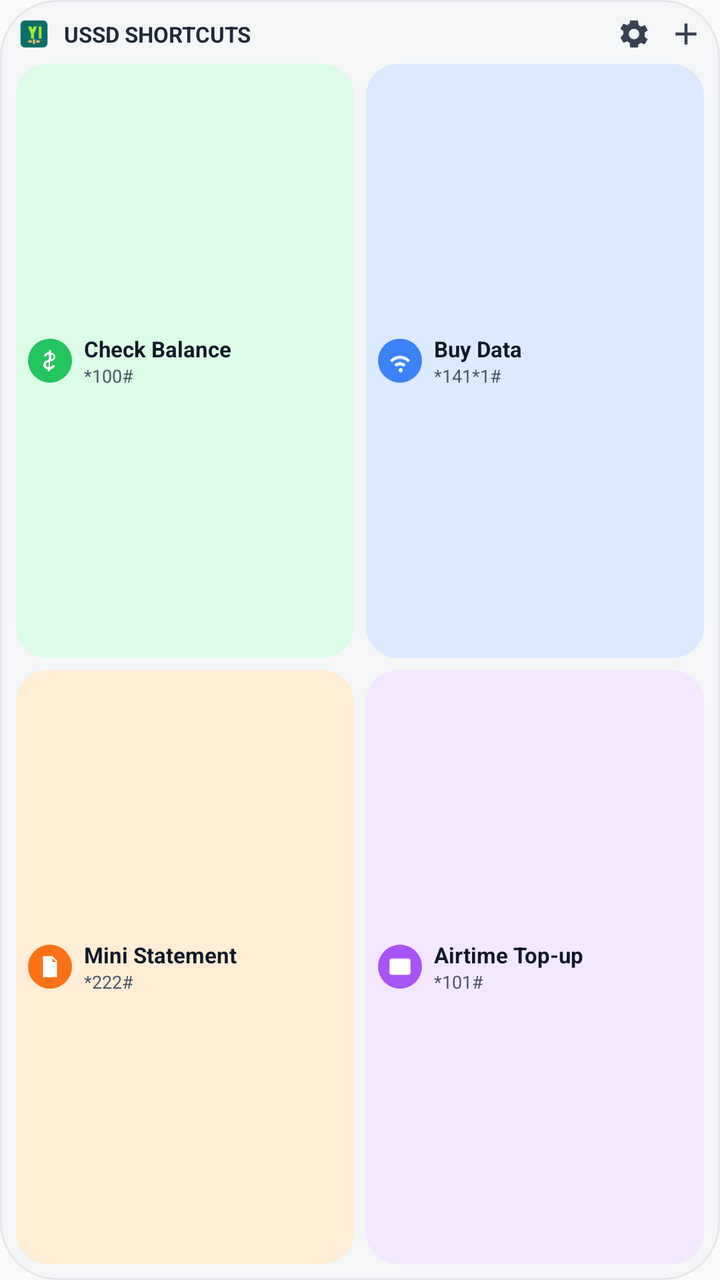
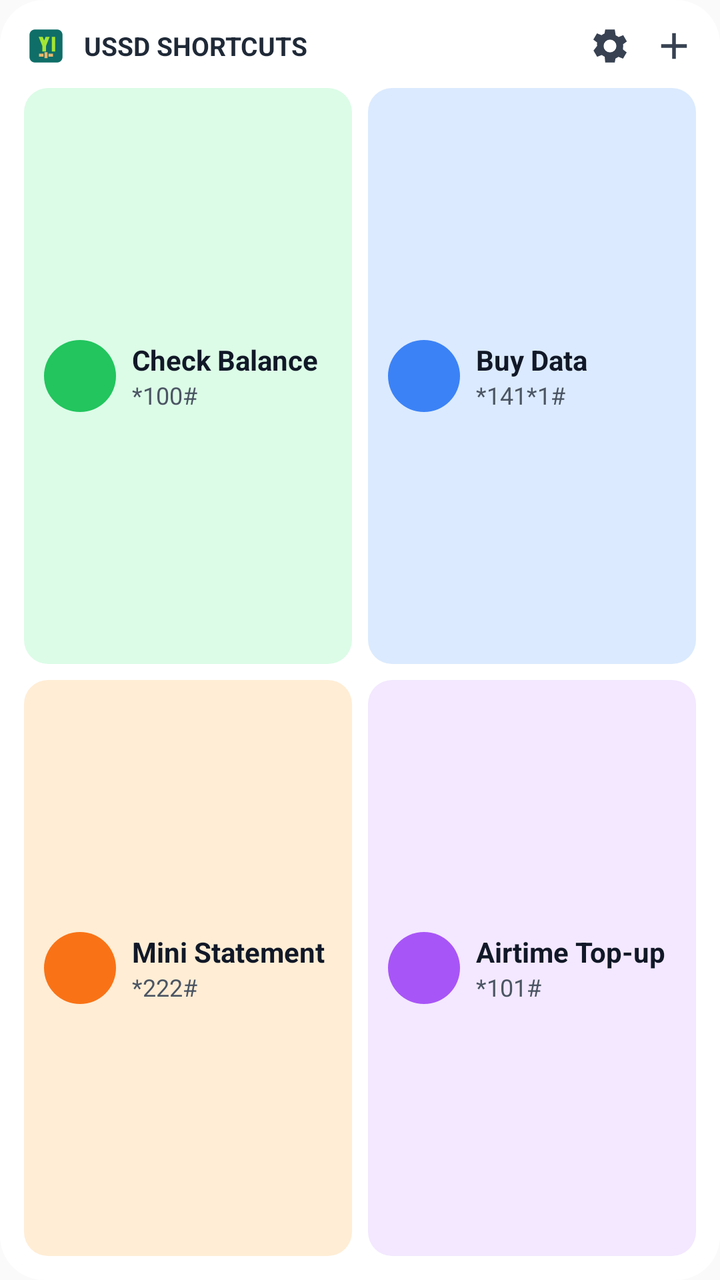

Two renders of the same Android screen: before a commit and after it. Below are the layout's source before the change and the commit's diff.
<!-- AndroidManifest.xml: application theme Theme.MelaUssdRunner -->
<!-- res/layout/widget_grid.xml -->
<?xml version="1.0" encoding="utf-8"?>
<LinearLayout xmlns:android="http://schemas.android.com/apk/res/android"
    android:id="@+id/widget_grid_root"
    android:layout_width="match_parent"
    android:layout_height="match_parent"
    android:background="@drawable/widget_card_bg"
    android:orientation="vertical"
    android:padding="8dp">

    <LinearLayout
        android:layout_width="match_parent"
        android:layout_height="wrap_content"
        android:gravity="center_vertical"
        android:orientation="horizontal">

        <ImageView
            android:layout_width="18dp"
            android:layout_height="18dp"
            android:contentDescription="@string/app_name"
            android:src="@drawable/ic_widget_logo" />

        <TextView
            android:id="@+id/widget_title"
            android:layout_width="0dp"
            android:layout_height="wrap_content"
            android:layout_marginStart="6dp"
            android:layout_weight="1"
            android:text="@string/widget_grid_title"
            android:textAllCaps="true"
            android:textColor="#1F2937"
            android:textSize="11sp"
            android:textStyle="bold" />

        <ImageView
            android:id="@+id/widget_settings"
            android:layout_width="18dp"
            android:layout_height="18dp"
            android:contentDescription="@string/widget_settings"
            android:src="@drawable/ic_widget_settings" />

        <ImageView
            android:id="@+id/widget_add"
            android:layout_width="18dp"
            android:layout_height="18dp"
            android:layout_marginStart="8dp"
            android:contentDescription="@string/widget_add"
            android:src="@drawable/ic_widget_add" />
    </LinearLayout>

    <LinearLayout
        android:layout_width="match_parent"
        android:layout_height="wrap_content"
        android:layout_marginTop="6dp"
        android:layout_weight="1"
        android:orientation="horizontal">

        <LinearLayout
            android:id="@+id/tile_0"
            android:layout_width="0dp"
            android:layout_height="match_parent"
            android:layout_weight="1"
            android:background="@drawable/widget_tile_green"
            android:gravity="center_vertical"
            android:orientation="horizontal"
            android:padding="6dp">

            <ImageView
                android:id="@+id/tile_0_badge"
                android:layout_width="22dp"
                android:layout_height="22dp"
                android:background="@drawable/widget_dot_green"
                android:importantForAccessibility="no"
                android:padding="4dp"
                android:scaleType="centerInside"
                android:src="@drawable/ic_widget_dollar" />

            <LinearLayout
                android:layout_width="0dp"
                android:layout_height="wrap_content"
                android:layout_marginStart="6dp"
                android:layout_weight="1"
                android:orientation="vertical">

                <TextView
                    android:id="@+id/tile_0_name"
                    android:layout_width="match_parent"
                    android:layout_height="wrap_content"
                    android:ellipsize="end"
                    android:maxLines="1"
                    android:text="Check Balance"
                    android:textColor="#111827"
                    android:textSize="11sp"
                    android:textStyle="bold" />

                <TextView
                    android:id="@+id/tile_0_code"
                    android:layout_width="match_parent"
                    android:layout_height="wrap_content"
                    android:ellipsize="end"
                    android:maxLines="1"
                    android:text="*100#"
                    android:textColor="#4B5563"
                    android:textSize="9sp" />
            </LinearLayout>
        </LinearLayout>

        <LinearLayout
            android:id="@+id/tile_1"
            android:layout_width="0dp"
            android:layout_height="match_parent"
            android:layout_marginStart="6dp"
            android:layout_weight="1"
            android:background="@drawable/widget_tile_blue"
            android:gravity="center_vertical"
            android:orientation="horizontal"
            android:padding="6dp">

            <ImageView
                android:id="@+id/tile_1_badge"
                android:layout_width="22dp"
                android:layout_height="22dp"
                android:background="@drawable/widget_dot_blue"
                android:importantForAccessibility="no"
                android:padding="4dp"
                android:scaleType="centerInside"
                android:src="@drawable/ic_widget_wifi" />

            <LinearLayout
                android:layout_width="0dp"
                android:layout_height="wrap_content"
                android:layout_marginStart="6dp"
                android:layout_weight="1"
                android:orientation="vertical">

                <TextView
                    android:id="@+id/tile_1_name"
                    android:layout_width="match_parent"
                    android:layout_height="wrap_content"
                    android:ellipsize="end"
                    android:maxLines="1"
                    android:text="Buy Data"
                    android:textColor="#111827"
                    android:textSize="11sp"
                    android:textStyle="bold" />

                <TextView
                    android:id="@+id/tile_1_code"
                    android:layout_width="match_parent"
                    android:layout_height="wrap_content"
                    android:ellipsize="end"
                    android:maxLines="1"
                    android:text="*141*1#"
                    android:textColor="#4B5563"
                    android:textSize="9sp" />
            </LinearLayout>
        </LinearLayout>
    </LinearLayout>

    <LinearLayout
        android:layout_width="match_parent"
        android:layout_height="wrap_content"
        android:layout_marginTop="6dp"
        android:layout_weight="1"
        android:orientation="horizontal">

        <LinearLayout
            android:id="@+id/tile_2"
            android:layout_width="0dp"
            android:layout_height="match_parent"
            android:layout_weight="1"
            android:background="@drawable/widget_tile_orange"
            android:gravity="center_vertical"
            android:orientation="horizontal"
            android:padding="6dp">

            <ImageView
                android:id="@+id/tile_2_badge"
                android:layout_width="22dp"
                android:layout_height="22dp"
                android:background="@drawable/widget_dot_orange"
                android:importantForAccessibility="no"
                android:padding="4dp"
                android:scaleType="centerInside"
                android:src="@drawable/ic_widget_doc" />

            <LinearLayout
                android:layout_width="0dp"
                android:layout_height="wrap_content"
                android:layout_marginStart="6dp"
                android:layout_weight="1"
                android:orientation="vertical">

                <TextView
                    android:id="@+id/tile_2_name"
                    android:layout_width="match_parent"
                    android:layout_height="wrap_content"
                    android:ellipsize="end"
                    android:maxLines="1"
                    android:text="Mini Statement"
                    android:textColor="#111827"
                    android:textSize="11sp"
                    android:textStyle="bold" />

                <TextView
                    android:id="@+id/tile_2_code"
                    android:layout_width="match_parent"
                    android:layout_height="wrap_content"
                    android:ellipsize="end"
                    android:maxLines="1"
                    android:text="*222#"
                    android:textColor="#4B5563"
                    android:textSize="9sp" />
            </LinearLayout>
        </LinearLayout>

        <LinearLayout
            android:id="@+id/tile_3"
            android:layout_width="0dp"
            android:layout_height="match_parent"
            android:layout_marginStart="6dp"
            android:layout_weight="1"
            android:background="@drawable/widget_tile_purple"
            android:gravity="center_vertical"
            android:orientation="horizontal"
            android:padding="6dp">

            <ImageView
                android:id="@+id/tile_3_badge"
                android:layout_width="22dp"
                android:layout_height="22dp"
                android:background="@drawable/widget_dot_purple"
                android:importantForAccessibility="no"
                android:padding="4dp"
                android:scaleType="centerInside"
                android:src="@drawable/ic_widget_card" />

            <LinearLayout
                android:layout_width="0dp"
                android:layout_height="wrap_content"
                android:layout_marginStart="6dp"
                android:layout_weight="1"
                android:orientation="vertical">

                <TextView
                    android:id="@+id/tile_3_name"
                    android:layout_width="match_parent"
                    android:layout_height="wrap_content"
                    android:ellipsize="end"
                    android:maxLines="1"
                    android:text="Airtime Top-up"
                    android:textColor="#111827"
                    android:textSize="11sp"
                    android:textStyle="bold" />

                <TextView
                    android:id="@+id/tile_3_code"
                    android:layout_width="match_parent"
                    android:layout_height="wrap_content"
                    android:ellipsize="end"
                    android:maxLines="1"
                    android:text="*101#"
                    android:textColor="#4B5563"
                    android:textSize="9sp" />
            </LinearLayout>
        </LinearLayout>
    </LinearLayout>
</LinearLayout>
<!-- resources referenced by this layout -->
<resources>
  <!-- drawable ic_widget_add (drawable) -->
  <?xml version="1.0" encoding="utf-8"?>
  <vector xmlns:android="http://schemas.android.com/apk/res/android"
      android:width="24dp"
      android:height="24dp"
      android:viewportWidth="24"
      android:viewportHeight="24">
      <path
          android:fillColor="#374151"
          android:pathData="M11,5h2v6h6v2h-6v6h-2v-6H5v-2h6z" />
  </vector>
  <!-- drawable ic_widget_card (drawable) -->
  <?xml version="1.0" encoding="utf-8"?>
  <vector xmlns:android="http://schemas.android.com/apk/res/android"
      android:width="24dp"
      android:height="24dp"
      android:viewportWidth="24"
      android:viewportHeight="24">
      <path
          android:fillColor="#FFFFFF"
          android:pathData="M3,7c0,-1.1 0.9,-2 2,-2h14c1.1,0 2,0.9 2,2v10c0,1.1 -0.9,2 -2,2H5c-1.1,0 -2,-0.9 -2,-2V7zM5,8.6h14V11H5V8.6zM5,13h5v1.8H5V13z" />
  </vector>
  <!-- drawable ic_widget_doc (drawable) -->
  <?xml version="1.0" encoding="utf-8"?>
  <vector xmlns:android="http://schemas.android.com/apk/res/android"
      android:width="24dp"
      android:height="24dp"
      android:viewportWidth="24"
      android:viewportHeight="24">
      <path
          android:fillColor="#FFFFFF"
          android:pathData="M6,3h8l4,4v14H6V3zM14,4.8V8h3.2L14,4.8zM8,11h8v1.6H8V11zM8,14.2h8v1.6H8v-1.6zM8,17.4h5.5V19H8v-1.6z" />
  </vector>
  <!-- drawable ic_widget_dollar (drawable) -->
  <?xml version="1.0" encoding="utf-8"?>
  <vector xmlns:android="http://schemas.android.com/apk/res/android"
      android:width="24dp"
      android:height="24dp"
      android:viewportWidth="24"
      android:viewportHeight="24">
      <path
          android:fillColor="#FFFFFF"
          android:pathData="M11,3h2v2.1c1.9,0.3 3.5,1.5 3.5,3.6 0,2.4 -2,3.5 -4.5,4.1v4.7c1.1,-0.2 2,-0.8 2.3,-1.7h2.1c-0.5,2.1 -2.3,3.4 -4.4,3.7V21h-2v-1.5c-2.1,-0.3 -3.8,-1.7 -3.8,-4 0,-2.5 2,-3.6 4.8,-4.3V6.6C9.8,6.8 9,7.4 8.7,8.3H6.6c0.5,-2.1 2.2,-3.4 4.4,-3.7V3zM13.2,10.7c1.3,-0.4 2,-1 2,-1.9 0,-1.1 -0.9,-1.8 -2,-2v3.9zM10.8,13.3c-1.5,0.4 -2.3,1.1 -2.3,2.1 0,1.2 1,1.9 2.3,2.1v-4.2z" />
  </vector>
  <!-- drawable ic_widget_logo (drawable) -->
  <?xml version="1.0" encoding="utf-8"?>
  <vector xmlns:android="http://schemas.android.com/apk/res/android"
      android:width="24dp"
      android:height="24dp"
      android:viewportWidth="24"
      android:viewportHeight="24">
      <path
          android:fillColor="#0F6E68"
          android:pathData="M6,3h12c1.7,0 3,1.3 3,3v12c0,1.7 -1.3,3 -3,3H6c-1.7,0 -3,-1.3 -3,-3V6c0,-1.7 1.3,-3 3,-3z" />
      <path
          android:fillColor="#A3E635"
          android:pathData="M8,7h2.2l0.7,1.8h0.2L11.8,7H14l-2,5v3h-2v-3L8,7zM15.2,7h1.8v8h-1.8z" />
      <path
          android:fillColor="#E8B86D"
          android:pathData="M8.2,16.2h2.4v1.6H8.2zM13.4,16.2h2.4v1.6h-2.4zM11.2,15.4h1.6v3.2h-1.6z" />
  </vector>
  <!-- drawable ic_widget_settings (drawable) -->
  <?xml version="1.0" encoding="utf-8"?>
  <vector xmlns:android="http://schemas.android.com/apk/res/android"
      android:width="24dp"
      android:height="24dp"
      android:viewportWidth="24"
      android:viewportHeight="24">
      <path
          android:fillColor="#374151"
          android:pathData="M19.1,12.9a7.2,7.2 0,0 0,0.1 -0.9,7.2 7.2,0 0,0 -0.1,-0.9l2.1,-1.6 -2,-3.4 -2.5,1a7.4,7.4 0,0 0,-1.6 -0.9L14.6,3h-5.2L9,5.2a7.4,7.4 0,0 0,-1.6 0.9l-2.5,-1 -2,3.4 2.1,1.6a7.2,7.2 0,0 0,-0.1 0.9,7.2 7.2,0 0,0 0.1,0.9L3,14.5l2,3.4 2.5,-1a7.4,7.4 0,0 0,1.6 0.9L9.4,21h5.2L15,18.8a7.4,7.4 0,0 0,1.6 -0.9l2.5,1 2,-3.4 -2,-1.6zM12,15.5A3.5,3.5 0,1 1,12 8.5a3.5,3.5 0,0 1,0 7z" />
  </vector>
  <!-- drawable ic_widget_wifi (drawable) -->
  <?xml version="1.0" encoding="utf-8"?>
  <vector xmlns:android="http://schemas.android.com/apk/res/android"
      android:width="24dp"
      android:height="24dp"
      android:viewportWidth="24"
      android:viewportHeight="24">
      <path
          android:fillColor="#FFFFFF"
          android:pathData="M12,18.5A1.8,1.8 0,1 1,12 21.9,1.8 1.8,0 0,1 12,18.5zM7.1,15.3l1.8,1.8A4.5,4.5 0,0 1,12 16.1a4.5,4.5 0,0 1,3.1 1l1.8,-1.8A7,7 0,0 0,12 13.3,7 7,0 0,0 7.1,15.3zM3.4,11.6l1.8,1.8A10,10 0,0 1,12 10.4a10,10 0,0 1,6.8 3l1.8,-1.8A12.6,12.6 0,0 0,12 7.8,12.6 12.6,0 0,0 3.4,11.6z" />
  </vector>
  <!-- drawable widget_card_bg (drawable) -->
  <?xml version="1.0" encoding="utf-8"?>
  <shape xmlns:android="http://schemas.android.com/apk/res/android">
      <solid android:color="#F4F6F8" />
      <corners android:radius="28dp" />
      <stroke
          android:width="1dp"
          android:color="#E5E7EB" />
  </shape>
  <!-- drawable widget_tile_blue (drawable) -->
  <?xml version="1.0" encoding="utf-8"?>
  <shape xmlns:android="http://schemas.android.com/apk/res/android">
      <solid android:color="#DBEAFE" />
      <corners android:radius="16dp" />
  </shape>
  <!-- drawable widget_tile_green (drawable) -->
  <?xml version="1.0" encoding="utf-8"?>
  <shape xmlns:android="http://schemas.android.com/apk/res/android">
      <solid android:color="#DCFCE7" />
      <corners android:radius="16dp" />
  </shape>
  <!-- drawable widget_tile_orange (drawable) -->
  <?xml version="1.0" encoding="utf-8"?>
  <shape xmlns:android="http://schemas.android.com/apk/res/android">
      <solid android:color="#FFEDD5" />
      <corners android:radius="16dp" />
  </shape>
  <!-- drawable widget_tile_purple (drawable) -->
  <?xml version="1.0" encoding="utf-8"?>
  <shape xmlns:android="http://schemas.android.com/apk/res/android">
      <solid android:color="#F3E8FF" />
      <corners android:radius="16dp" />
  </shape>
  <!-- unchanged entries left out for length: 9 -->
</resources>

<!-- the commit's change to res/layout/widget_grid.xml (unified diff, before → after) -->
@@ -3,19 +3,22 @@
     android:id="@+id/widget_grid_root"
     android:layout_width="match_parent"
     android:layout_height="match_parent"
+    android:layoutDirection="ltr"
     android:background="@drawable/widget_card_bg"
     android:orientation="vertical"
-    android:padding="8dp">
+    android:padding="12dp">
 
     <LinearLayout
         android:layout_width="match_parent"
         android:layout_height="wrap_content"
+        android:layoutDirection="ltr"
         android:gravity="center_vertical"
         android:orientation="horizontal">
 
         <ImageView
-            android:layout_width="18dp"
-            android:layout_height="18dp"
+            android:id="@+id/widget_logo"
+            android:layout_width="22dp"
+            android:layout_height="22dp"
             android:contentDescription="@string/app_name"
             android:src="@drawable/ic_widget_logo" />
 
@@ -23,34 +26,34 @@
             android:id="@+id/widget_title"
             android:layout_width="0dp"
             android:layout_height="wrap_content"
-            android:layout_marginStart="6dp"
+            android:layout_marginStart="8dp"
             android:layout_weight="1"
             android:text="@string/widget_grid_title"
             android:textAllCaps="true"
             android:textColor="#1F2937"
-            android:textSize="11sp"
+            android:textSize="13sp"
             android:textStyle="bold" />
 
         <ImageView
             android:id="@+id/widget_settings"
-            android:layout_width="18dp"
-            android:layout_height="18dp"
+            android:layout_width="22dp"
+            android:layout_height="22dp"
             android:contentDescription="@string/widget_settings"
             android:src="@drawable/ic_widget_settings" />
 
         <ImageView
             android:id="@+id/widget_add"
-            android:layout_width="18dp"
-            android:layout_height="18dp"
-            android:layout_marginStart="8dp"
+            android:layout_width="22dp"
+            android:layout_height="22dp"
+            android:layout_marginStart="10dp"
             android:contentDescription="@string/widget_add"
             android:src="@drawable/ic_widget_add" />
     </LinearLayout>
 
     <LinearLayout
         android:layout_width="match_parent"
-        android:layout_height="wrap_content"
-        android:layout_marginTop="6dp"
+        android:layout_height="0dp"
+        android:layout_marginTop="10dp"
         android:layout_weight="1"
         android:orientation="horizontal">
 
@@ -62,22 +65,20 @@
             android:background="@drawable/widget_tile_green"
             android:gravity="center_vertical"
             android:orientation="horizontal"
-            android:padding="6dp">
+            android:padding="10dp">
 
             <ImageView
                 android:id="@+id/tile_0_badge"
-                android:layout_width="22dp"
-                android:layout_height="22dp"
-                android:background="@drawable/widget_dot_green"
-                android:importantForAccessibility="no"
-                android:padding="4dp"
-                android:scaleType="centerInside"
-                android:src="@drawable/ic_widget_dollar" />
-
-            <LinearLayout
-                android:layout_width="0dp"
-                android:layout_height="wrap_content"
-                android:layout_marginStart="6dp"
+                android:layout_width="36dp"
+                android:layout_height="36dp"
+                android:importantForAccessibility="no"
+                android:scaleType="fitCenter"
+                android:src="@drawable/widget_dot_green" />
+
+            <LinearLayout
+                android:layout_width="0dp"
+                android:layout_height="wrap_content"
+                android:layout_marginStart="8dp"
                 android:layout_weight="1"
                 android:orientation="vertical">
 
@@ -89,7 +90,7 @@
                     android:maxLines="1"
                     android:text="Check Balance"
                     android:textColor="#111827"
-                    android:textSize="11sp"
+                    android:textSize="14sp"
                     android:textStyle="bold" />
 
                 <TextView
@@ -100,7 +101,7 @@
                     android:maxLines="1"
                     android:text="*100#"
                     android:textColor="#4B5563"
-                    android:textSize="9sp" />
+                    android:textSize="12sp" />
             </LinearLayout>
         </LinearLayout>
 
@@ -108,27 +109,25 @@
             android:id="@+id/tile_1"
             android:layout_width="0dp"
             android:layout_height="match_parent"
-            android:layout_marginStart="6dp"
+            android:layout_marginStart="8dp"
             android:layout_weight="1"
             android:background="@drawable/widget_tile_blue"
             android:gravity="center_vertical"
             android:orientation="horizontal"
-            android:padding="6dp">
+            android:padding="10dp">
 
             <ImageView
                 android:id="@+id/tile_1_badge"
-                android:layout_width="22dp"
-                android:layout_height="22dp"
-                android:background="@drawable/widget_dot_blue"
-                android:importantForAccessibility="no"
-                android:padding="4dp"
-                android:scaleType="centerInside"
-                android:src="@drawable/ic_widget_wifi" />
-
-            <LinearLayout
-                android:layout_width="0dp"
-                android:layout_height="wrap_content"
-                android:layout_marginStart="6dp"
+                android:layout_width="36dp"
+                android:layout_height="36dp"
+                android:importantForAccessibility="no"
+                android:scaleType="fitCenter"
+                android:src="@drawable/widget_dot_blue" />
+
+            <LinearLayout
+                android:layout_width="0dp"
+                android:layout_height="wrap_content"
+                android:layout_marginStart="8dp"
                 android:layout_weight="1"
                 android:orientation="vertical">
 
@@ -140,7 +139,7 @@
                     android:maxLines="1"
                     android:text="Buy Data"
                     android:textColor="#111827"
-                    android:textSize="11sp"
+                    android:textSize="14sp"
                     android:textStyle="bold" />
 
                 <TextView
@@ -151,15 +150,15 @@
                     android:maxLines="1"
                     android:text="*141*1#"
                     android:textColor="#4B5563"
-                    android:textSize="9sp" />
+                    android:textSize="12sp" />
             </LinearLayout>
         </LinearLayout>
     </LinearLayout>
 
     <LinearLayout
         android:layout_width="match_parent"
-        android:layout_height="wrap_content"
-        android:layout_marginTop="6dp"
+        android:layout_height="0dp"
+        android:layout_marginTop="8dp"
         android:layout_weight="1"
         android:orientation="horizontal">
 
@@ -171,22 +170,20 @@
             android:background="@drawable/widget_tile_orange"
             android:gravity="center_vertical"
             android:orientation="horizontal"
-            android:padding="6dp">
+            android:padding="10dp">
 
             <ImageView
                 android:id="@+id/tile_2_badge"
-                android:layout_width="22dp"
-                android:layout_height="22dp"
-                android:background="@drawable/widget_dot_orange"
-                android:importantForAccessibility="no"
-                android:padding="4dp"
-                android:scaleType="centerInside"
-                android:src="@drawable/ic_widget_doc" />
-
-            <LinearLayout
-                android:layout_width="0dp"
-                android:layout_height="wrap_content"
-                android:layout_marginStart="6dp"
+                android:layout_width="36dp"
+                android:layout_height="36dp"
+                android:importantForAccessibility="no"
+                android:scaleType="fitCenter"
+                android:src="@drawable/widget_dot_orange" />
+
+            <LinearLayout
+                android:layout_width="0dp"
+                android:layout_height="wrap_content"
+                android:layout_marginStart="8dp"
                 android:layout_weight="1"
                 android:orientation="vertical">
 
@@ -198,7 +195,7 @@
                     android:maxLines="1"
                     android:text="Mini Statement"
                     android:textColor="#111827"
-                    android:textSize="11sp"
+                    android:textSize="14sp"
                     android:textStyle="bold" />
 
                 <TextView
@@ -209,7 +206,7 @@
                     android:maxLines="1"
                     android:text="*222#"
                     android:textColor="#4B5563"
-                    android:textSize="9sp" />
+                    android:textSize="12sp" />
             </LinearLayout>
         </LinearLayout>
 
@@ -217,27 +214,25 @@
             android:id="@+id/tile_3"
             android:layout_width="0dp"
             android:layout_height="match_parent"
-            android:layout_marginStart="6dp"
+            android:layout_marginStart="8dp"
             android:layout_weight="1"
             android:background="@drawable/widget_tile_purple"
             android:gravity="center_vertical"
             android:orientation="horizontal"
-            android:padding="6dp">
+            android:padding="10dp">
 
             <ImageView
                 android:id="@+id/tile_3_badge"
-                android:layout_width="22dp"
-                android:layout_height="22dp"
-                android:background="@drawable/widget_dot_purple"
-                android:importantForAccessibility="no"
-                android:padding="4dp"
-                android:scaleType="centerInside"
-                android:src="@drawable/ic_widget_card" />
-
-            <LinearLayout
-                android:layout_width="0dp"
-                android:layout_height="wrap_content"
-                android:layout_marginStart="6dp"
+                android:layout_width="36dp"
+                android:layout_height="36dp"
+                android:importantForAccessibility="no"
+                android:scaleType="fitCenter"
+                android:src="@drawable/widget_dot_purple" />
+
+            <LinearLayout
+                android:layout_width="0dp"
+                android:layout_height="wrap_content"
+                android:layout_marginStart="8dp"
                 android:layout_weight="1"
                 android:orientation="vertical">
 
@@ -249,7 +244,7 @@
                     android:maxLines="1"
                     android:text="Airtime Top-up"
                     android:textColor="#111827"
-                    android:textSize="11sp"
+                    android:textSize="14sp"
                     android:textStyle="bold" />
 
                 <TextView
@@ -260,7 +255,7 @@
                     android:maxLines="1"
                     android:text="*101#"
                     android:textColor="#4B5563"
-                    android:textSize="9sp" />
+                    android:textSize="12sp" />
             </LinearLayout>
         </LinearLayout>
     </LinearLayout>
<!-- resource entries referenced after the edit -->
@@ -5,50 +5,19 @@
   <vector xmlns:android="http://schemas.android.com/apk/res/android"
       android:width="24dp"
       android:height="24dp"
+      android:autoMirrored="false"
       android:viewportWidth="24"
       android:viewportHeight="24">
       <path
           android:fillColor="#374151"
           android:pathData="M11,5h2v6h6v2h-6v6h-2v-6H5v-2h6z" />
   </vector>
-  <!-- drawable ic_widget_card (drawable) -->
-  <?xml version="1.0" encoding="utf-8"?>
-  <vector xmlns:android="http://schemas.android.com/apk/res/android"
-      android:width="24dp"
-      android:height="24dp"
-      android:viewportWidth="24"
-      android:viewportHeight="24">
-      <path
-          android:fillColor="#FFFFFF"
-          android:pathData="M3,7c0,-1.1 0.9,-2 2,-2h14c1.1,0 2,0.9 2,2v10c0,1.1 -0.9,2 -2,2H5c-1.1,0 -2,-0.9 -2,-2V7zM5,8.6h14V11H5V8.6zM5,13h5v1.8H5V13z" />
-  </vector>
-  <!-- drawable ic_widget_doc (drawable) -->
-  <?xml version="1.0" encoding="utf-8"?>
-  <vector xmlns:android="http://schemas.android.com/apk/res/android"
-      android:width="24dp"
-      android:height="24dp"
-      android:viewportWidth="24"
-      android:viewportHeight="24">
-      <path
-          android:fillColor="#FFFFFF"
-          android:pathData="M6,3h8l4,4v14H6V3zM14,4.8V8h3.2L14,4.8zM8,11h8v1.6H8V11zM8,14.2h8v1.6H8v-1.6zM8,17.4h5.5V19H8v-1.6z" />
-  </vector>
-  <!-- drawable ic_widget_dollar (drawable) -->
-  <?xml version="1.0" encoding="utf-8"?>
-  <vector xmlns:android="http://schemas.android.com/apk/res/android"
-      android:width="24dp"
-      android:height="24dp"
-      android:viewportWidth="24"
-      android:viewportHeight="24">
-      <path
-          android:fillColor="#FFFFFF"
-          android:pathData="M11,3h2v2.1c1.9,0.3 3.5,1.5 3.5,3.6 0,2.4 -2,3.5 -4.5,4.1v4.7c1.1,-0.2 2,-0.8 2.3,-1.7h2.1c-0.5,2.1 -2.3,3.4 -4.4,3.7V21h-2v-1.5c-2.1,-0.3 -3.8,-1.7 -3.8,-4 0,-2.5 2,-3.6 4.8,-4.3V6.6C9.8,6.8 9,7.4 8.7,8.3H6.6c0.5,-2.1 2.2,-3.4 4.4,-3.7V3zM13.2,10.7c1.3,-0.4 2,-1 2,-1.9 0,-1.1 -0.9,-1.8 -2,-2v3.9zM10.8,13.3c-1.5,0.4 -2.3,1.1 -2.3,2.1 0,1.2 1,1.9 2.3,2.1v-4.2z" />
-  </vector>
   <!-- drawable ic_widget_logo (drawable) -->
   <?xml version="1.0" encoding="utf-8"?>
   <vector xmlns:android="http://schemas.android.com/apk/res/android"
       android:width="24dp"
       android:height="24dp"
+      android:autoMirrored="false"
       android:viewportWidth="24"
       android:viewportHeight="24">
       <path
@@ -66,55 +35,42 @@
   <vector xmlns:android="http://schemas.android.com/apk/res/android"
       android:width="24dp"
       android:height="24dp"
+      android:autoMirrored="false"
       android:viewportWidth="24"
       android:viewportHeight="24">
       <path
           android:fillColor="#374151"
           android:pathData="M19.1,12.9a7.2,7.2 0,0 0,0.1 -0.9,7.2 7.2,0 0,0 -0.1,-0.9l2.1,-1.6 -2,-3.4 -2.5,1a7.4,7.4 0,0 0,-1.6 -0.9L14.6,3h-5.2L9,5.2a7.4,7.4 0,0 0,-1.6 0.9l-2.5,-1 -2,3.4 2.1,1.6a7.2,7.2 0,0 0,-0.1 0.9,7.2 7.2,0 0,0 0.1,0.9L3,14.5l2,3.4 2.5,-1a7.4,7.4 0,0 0,1.6 0.9L9.4,21h5.2L15,18.8a7.4,7.4 0,0 0,1.6 -0.9l2.5,1 2,-3.4 -2,-1.6zM12,15.5A3.5,3.5 0,1 1,12 8.5a3.5,3.5 0,0 1,0 7z" />
   </vector>
-  <!-- drawable ic_widget_wifi (drawable) -->
-  <?xml version="1.0" encoding="utf-8"?>
-  <vector xmlns:android="http://schemas.android.com/apk/res/android"
-      android:width="24dp"
-      android:height="24dp"
-      android:viewportWidth="24"
-      android:viewportHeight="24">
-      <path
-          android:fillColor="#FFFFFF"
-          android:pathData="M12,18.5A1.8,1.8 0,1 1,12 21.9,1.8 1.8,0 0,1 12,18.5zM7.1,15.3l1.8,1.8A4.5,4.5 0,0 1,12 16.1a4.5,4.5 0,0 1,3.1 1l1.8,-1.8A7,7 0,0 0,12 13.3,7 7,0 0,0 7.1,15.3zM3.4,11.6l1.8,1.8A10,10 0,0 1,12 10.4a10,10 0,0 1,6.8 3l1.8,-1.8A12.6,12.6 0,0 0,12 7.8,12.6 12.6,0 0,0 3.4,11.6z" />
-  </vector>
   <!-- drawable widget_card_bg (drawable) -->
   <?xml version="1.0" encoding="utf-8"?>
   <shape xmlns:android="http://schemas.android.com/apk/res/android">
-      <solid android:color="#F4F6F8" />
-      <corners android:radius="28dp" />
-      <stroke
-          android:width="1dp"
-          android:color="#E5E7EB" />
+      <solid android:color="#FFFFFFFF" />
+      <corners android:radius="22dp" />
   </shape>
   <!-- drawable widget_tile_blue (drawable) -->
   <?xml version="1.0" encoding="utf-8"?>
   <shape xmlns:android="http://schemas.android.com/apk/res/android">
       <solid android:color="#DBEAFE" />
-      <corners android:radius="16dp" />
+      <corners android:radius="12dp" />
   </shape>
   <!-- drawable widget_tile_green (drawable) -->
   <?xml version="1.0" encoding="utf-8"?>
   <shape xmlns:android="http://schemas.android.com/apk/res/android">
       <solid android:color="#DCFCE7" />
-      <corners android:radius="16dp" />
+      <corners android:radius="12dp" />
   </shape>
   <!-- drawable widget_tile_orange (drawable) -->
   <?xml version="1.0" encoding="utf-8"?>
   <shape xmlns:android="http://schemas.android.com/apk/res/android">
       <solid android:color="#FFEDD5" />
-      <corners android:radius="16dp" />
+      <corners android:radius="12dp" />
   </shape>
   <!-- drawable widget_tile_purple (drawable) -->
   <?xml version="1.0" encoding="utf-8"?>
   <shape xmlns:android="http://schemas.android.com/apk/res/android">
       <solid android:color="#F3E8FF" />
-      <corners android:radius="16dp" />
+      <corners android:radius="12dp" />
   </shape>
   <!-- unchanged entries left out for length: 9 -->
 </resources>
